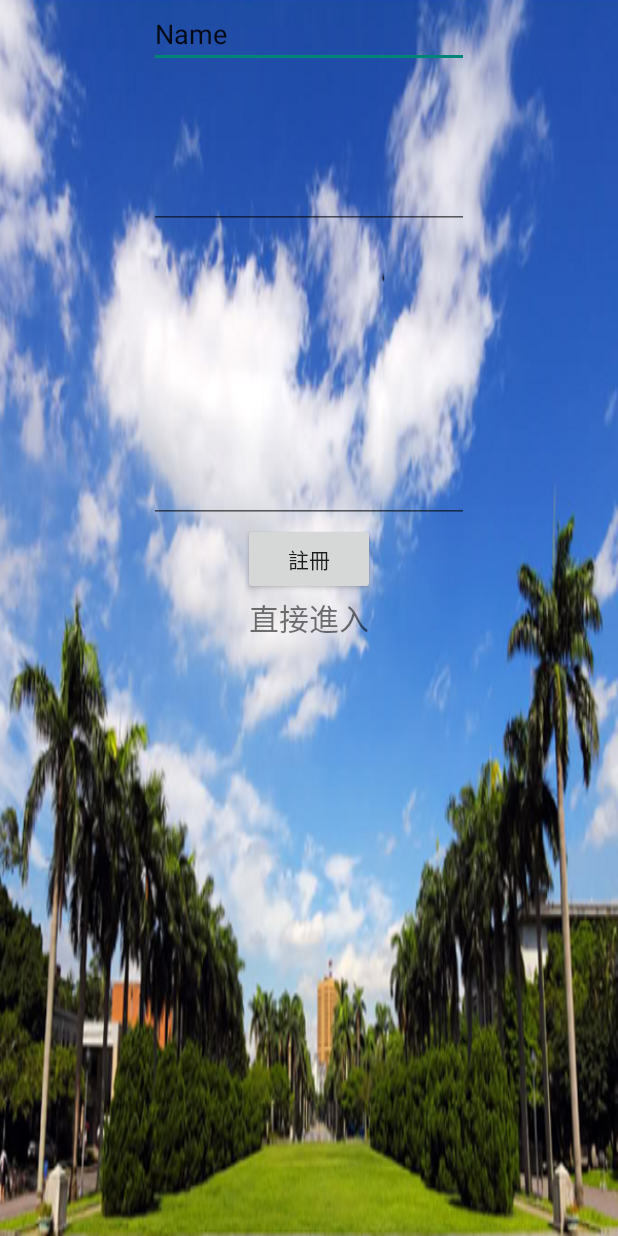
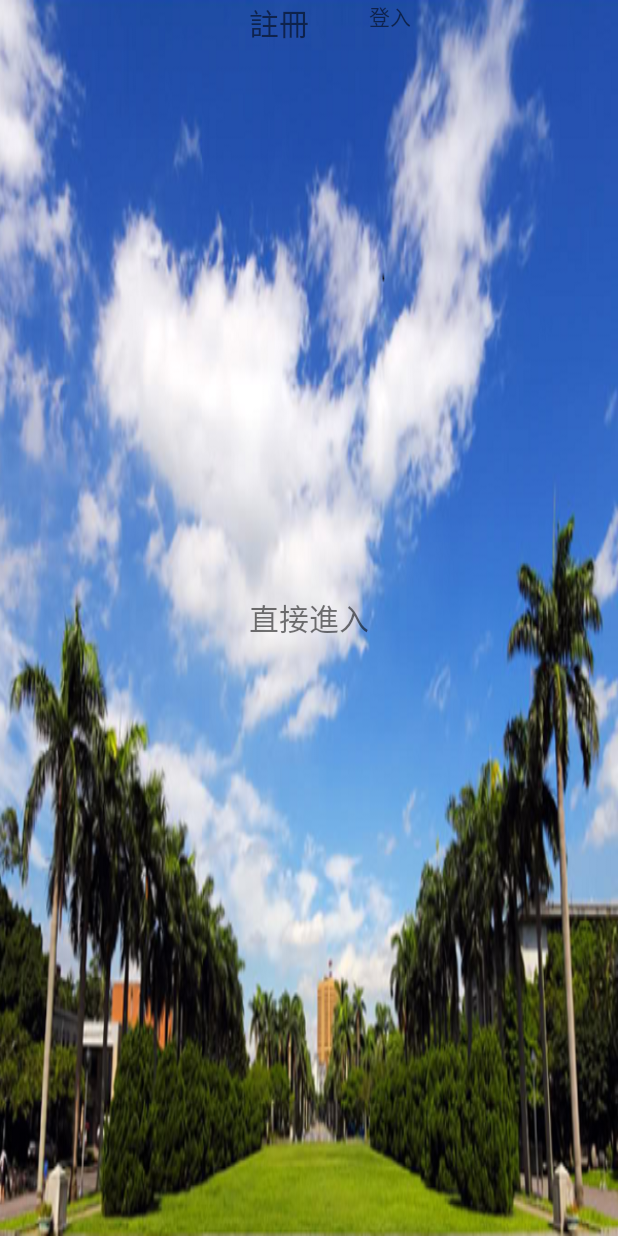
Before and after one commit to Jusnit/NTUHappyTogether, an Android app: the screen it shows after launch (LoginActivity), on a phone screen of 412 x 824 dp. Run offline under Robolectric (Android 15) with nearby library versions, the phone set to English and light mode, and no system bars; 3 statements that could not run were skipped.

Commit message:
register complete

```diff
--- a/app/src/main/AndroidManifest.xml
+++ b/app/src/main/AndroidManifest.xml
@@ -52,7 +52,7 @@
             android:value="@string/parse_client_key" />
 
         <activity
-            android:name=".LoginActivity"
+            android:name="loginregister.LoginActivity"
             android:label="@string/app_name"
             android:screenOrientation="portrait" >
             <intent-filter>
--- a/app/src/main/java/com/example/user/ntuhappytogether/LoginActivity.java
+++ /dev/null
@@ -1,215 +0,0 @@
-package com.example.user.ntuhappytogether;
-
-import android.app.Activity;
-import android.content.Intent;
-import android.support.v7.app.AppCompatActivity;
-import android.os.Bundle;
-import android.util.Log;
-import android.view.Menu;
-import android.view.MenuItem;
-import android.view.View;
-import android.view.Window;
-import android.view.WindowManager;
-import android.widget.Button;
-import android.widget.EditText;
-import android.widget.TextView;
-
-import com.parse.FunctionCallback;
-import com.parse.ParseCloud;
-import com.parse.ParseException;
-import com.parse.ParseObject;
-import com.parse.ParseRelation;
-import com.parse.ParseUser;
-import com.parse.SignUpCallback;
-
-import org.json.JSONException;
-import org.json.JSONObject;
-
-import java.util.ArrayList;
-import java.util.HashMap;
-
-import ParseUtil.ParseFunction;
-
-public class LoginActivity extends Activity {
-
-    private TextView directEnter;
-    private EditText account;
-    private EditText password;
-    private EditText email;
-    private Button register;
-
-    private static final String tag = "LoginActivity";
-    @Override
-    protected void onCreate(Bundle savedInstanceState) {
-        super.onCreate(savedInstanceState);
-        this.requestWindowFeature(Window.FEATURE_NO_TITLE);
-        this.getWindow().setFlags(WindowManager.LayoutParams.FLAG_FULLSCREEN, WindowManager.LayoutParams.FLAG_FULLSCREEN);
-        setContentView(R.layout.activity_login);
-        HashMap<String,String> query = new HashMap();
-        ParseFunction.createEvent("衝浪","快來參加",5);
-//===========
-//        HashMap<String,String> querytitle = new HashMap();
-//        querytitle.put("title", "食飯");
-//        ParseCloud.callFunctionInBackground("query_title", querytitle, new FunctionCallback<ArrayList<ParseObject>>() {
-//            public void done(ArrayList<ParseObject> result, ParseException e) {
-//                if (e == null) {
-//                    try {
-//                        Log.i(tag, "result.size()=" + result.size());
-//                        //JSONObject jsonObj = new JSONObject(result);
-//                        for (ParseObject temp : result) {
-//
-//                            ParseUser user = ParseUser.getCurrentUser();
-//                            ParseRelation<ParseObject> relation = temp.getRelation("participant");
-//                            relation.add(user);
-//                            temp.saveInBackground();
-//                            Log.i(tag, "title:" + temp.getString("title"));
-//                            //Log.i(tag,result.get("comment").toString());
-//                        }
-//
-//
-//                    } catch (Exception e1) {
-//                        e1.printStackTrace();
-//                    }
-//                    Log.i(tag, result + ":hellofunction");
-//
-//                }
-//            }
-//        });
-//================
-//        HashMap<String,String> joinMap = new HashMap();
-//        joinMap.put("objectId","q7dcxdMi2D");
-//        ParseUser user = ParseUser.getCurrentUser();
-////        joinMap.put("userId",user.getObjectId());
-////        ParseCloud.callFunctionInBackground("join", joinMap, new FunctionCallback<String>() {
-////            public void done(String result, ParseException e) {
-////                if (e == null) {
-////                    if(result == null){Log.i(tag,"result is null");}
-////                    else Log.i(tag,"Join:"+result);
-////
-////
-////
-////                    //Log.i(tag, result + ":hellofunction");
-////
-////                }else{
-////                    Log.i(tag, "join Exception:"+e.getMessage());
-////                }
-////            }
-////        });
-//        HashMap<String,String> exitMap = new HashMap();
-//        exitMap.put("objectId","q7dcxdMi2D");
-//        exitMap.put("userId",user.getObjectId());
-//        ParseCloud.callFunctionInBackground("exit", exitMap, new FunctionCallback<String>() {
-//            public void done(String result, ParseException e) {
-//                if (e == null) {
-//                    if(result == null){Log.i(tag,"result is null");}
-//                    else Log.i(tag,"Exit:"+result);
-//
-//
-//
-//                    //Log.i(tag, result + ":hellofunction");
-//
-//                }
-//            }
-//        });
-//=========================
-
-        //=======
-
-        ParseObject testObject = new ParseObject("Event");
-        //testObject.put("name", "Jusnit");
-        String s  = testObject.getObjectId();
-        // Log.i("Event Object Id:", s);
-
-        //testObject.setObjectId("yYq1c85QtH");
-//        testObject.put("limit", 9);
-//        testObject.put("title","召喚峽谷");
-//        testObject.put("context","context");
-//        testObject.saveInBackground();
-
-
-//        JSONObject createObj = new JSONObject();
-//        try{
-//            createObj.put("title","titleAndroid");
-//            createObj.put("context", "contextAndroid");
-//            createObj.put("limit", "10");
-//        }catch(Exception e){}
-        //===================
-//        HashMap<String,Object> create = new HashMap();
-//        create.put("title","titleAndroid");
-//        create.put("context", "contextAndroid");
-//        create.put("limit", 10);
-//        ParseCloud.callFunctionInBackground("create", create, new FunctionCallback<String>() {
-//            public void done(String result, ParseException e) {
-//                Log.i(tag,"create:"+result);
-//                if (e == null) {
-//                    Log.i(tag,"create:"+result);
-//                }
-//                else
-//                    Log.i(tag, "create Exception:"+e.getMessage());
-//            }
-//        });
-        //==========================
-        setWidget();
-    }
-
-    private void setWidget(){
-        this.directEnter = (TextView)findViewById(R.id.direct_enter);
-        account = (EditText)findViewById(R.id.account);
-        password = (EditText)findViewById(R.id.password);
-        email = (EditText)findViewById(R.id.email);
-        register = (Button)findViewById(R.id.register);
-        directEnter.setOnClickListener(new View.OnClickListener() {
-            @Override
-            public void onClick(View v) {
-                startActivity(new Intent().setClass(LoginActivity.this, Lobby.class));
-                finish();
-            }
-        });
-
-        register.setOnClickListener(new RegisterOnClickListener());
-
-    }
-    class RegisterOnClickListener implements View.OnClickListener{
-        @Override
-        public void onClick(View v){
-            ParseUser user = new ParseUser();
-            user.setUsername(account.getText().toString());
-            user.setPassword(password.getText().toString());
-            user.setEmail(email.getText().toString());
-            user.signUpInBackground(new SignUpCallback() {
-                public void done(ParseException e) {
-                    if (e == null) {
-                        Log.i("Login", "register complete");
-                    } else {
-                        // Sign up didn't succeed. Look at the ParseException
-                        // to figure out what went wrong
-                    }
-                }
-            });
-        }
-    }
-
-
-
-    @Override
-    public boolean onCreateOptionsMenu(Menu menu) {
-        // Inflate the menu; this adds items to the action bar if it is present.
-        getMenuInflater().inflate(R.menu.menu_login, menu);
-        return true;
-    }
-
-    @Override
-    public boolean onOptionsItemSelected(MenuItem item) {
-        // Handle action bar item clicks here. The action bar will
-        // automatically handle clicks on the Home/Up button, so long
-        // as you specify a parent activity in AndroidManifest.xml.
-        int id = item.getItemId();
-
-        //noinspection SimplifiableIfStatement
-        if (id == R.id.action_settings) {
-            return true;
-        }
-
-        return super.onOptionsItemSelected(item);
-    }
-}
--- a/app/src/main/java/loginregister/Register.java
+++ b/app/src/main/java/loginregister/Register.java
@@ -1,8 +1,12 @@
 package loginregister;
+
+import ParseUtil.ParseFunction;
 
 /**
  * Created by user on 2016/1/1.
  */
 public class Register {
-
+    public void register(String name,String pwd,String email){
+        ParseFunction.signUp(name,pwd,email);
+    }
 }
--- a/app/src/main/java/loginregister/TextValidation.java
+++ b/app/src/main/java/loginregister/TextValidation.java
@@ -10,7 +10,7 @@ public class TextValidation {
 
     public boolean checkValidity(String nameOrPassword) {
 
-        final int MIN_LENGTH = 1;
+        final int MIN_LENGTH = 6;
         final int MAX_LENGTH = 15;
 
         if (nameOrPassword.length() < MIN_LENGTH || nameOrPassword.length() >= MAX_LENGTH)
--- a/app/src/main/res/layout/activity_join_event.xml
+++ b/app/src/main/res/layout/activity_join_event.xml
@@ -86,6 +86,7 @@
             android:layout_height="0dp"
             android:layout_weight="8"
             android:id="@+id/listView"
-            android:visibility="visible" />
+            android:visibility="visible"
+            android:gravity="center_horizontal"/>
     </LinearLayout>
 </RelativeLayout>
--- a/app/src/main/res/layout/activity_login.xml
+++ b/app/src/main/res/layout/activity_login.xml
@@ -8,26 +8,7 @@
         android:layout_height="match_parent"
         android:background="@drawable/garden">
 
-        <EditText
-            android:layout_width="wrap_content"
-            android:layout_height="wrap_content"
-            android:inputType="textPersonName"
-            android:text="Name"
-            android:ems="10"
-            android:id="@+id/account"
-            android:layout_alignParentTop="true"
-            android:layout_centerHorizontal="true" />
 
-        <EditText
-            android:layout_width="wrap_content"
-            android:layout_height="wrap_content"
-            android:inputType="textPassword"
-            android:ems="10"
-            android:id="@+id/password"
-            android:layout_below="@+id/account"
-            android:layout_alignRight="@+id/account"
-            android:layout_alignEnd="@+id/account"
-            android:layout_marginTop="62dp" />
 
         <TextView
             android:layout_width="wrap_content"
@@ -40,21 +21,25 @@
             android:text="直接進入"
             />
 
-        <Button
+
+        <TextView
             android:layout_width="wrap_content"
             android:layout_height="wrap_content"
             android:text="註冊"
-            android:id="@+id/register"
-            android:layout_above="@+id/direct_enter"
-            android:layout_centerHorizontal="true" />
+            android:id="@+id/registerText"
 
-        <EditText
+            android:layout_alignLeft="@+id/direct_enter"
+            android:layout_alignStart="@+id/direct_enter"
+            android:textSize="@dimen/lobby_label_size" />
+
+        <TextView
             android:layout_width="wrap_content"
             android:layout_height="wrap_content"
-            android:inputType="textEmailAddress"
-            android:ems="10"
-            android:id="@+id/email"
-            android:layout_above="@+id/register"
-            android:layout_centerHorizontal="true" />
+            android:text="登入"
+            android:id="@+id/login_text"
+
+            android:layout_toRightOf="@+id/direct_enter"
+            android:layout_toEndOf="@+id/direct_enter" />
+
     </RelativeLayout>
 </RelativeLayout>
--- a/app/src/main/res/values/strings.xml
+++ b/app/src/main/res/values/strings.xml
@@ -7,4 +7,9 @@
     <string name="parse_app_id">Uhtbbo4I3d4Ab423vvjyztOmvGgn8IO7jFJC6sWu</string>
     <string name="parse_client_key">wfIxmz6rm34WrEbaXxiVLovNemlSqjmJq93sSd3M</string>
     <string name="title_activity_join_event">JoinEventActivity</string>
+    <string name="register">註冊</string>
+    <string name="login">登入</string>
+    <string name="sendregister">確認送出</string>
+
+
 </resources>
```
Also changed, not shown: app/src/main/java/ParseUtil/ParseFunction.java (+42 -18 lines), app/src/main/java/com/example/user/ntuhappytogether/JoinEventActivity.java (+47 -5 lines), app/src/main/java/com/example/user/ntuhappytogether/StarterApplication.java (+33 -33 lines), app/src/main/java/loginregister/Login.java (deleted, +0 -7 lines), app/src/main/java/loginregister/LoginActivity.java (added, +190 -0 lines), app/src/main/res/layout/login_dialog.xml (added, +32 -0 lines), app/src/main/res/layout/register_dialog.xml (added, +49 -0 lines).
